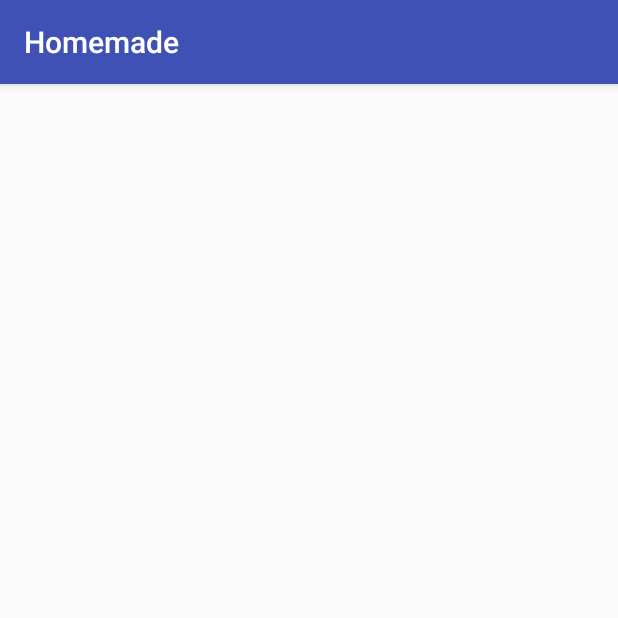
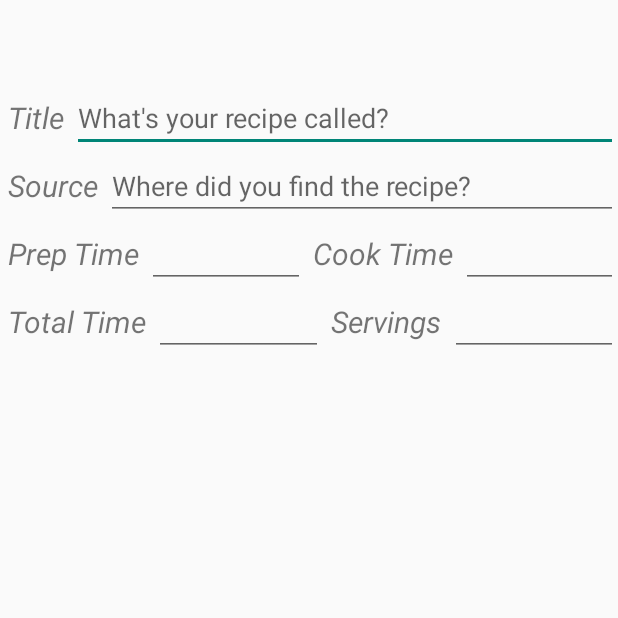
Before and after one commit to bhicks2/Homemade, an Android app: the AddRecipeMeta screen opened directly, with no data from a screen before it, on a phone screen of 412 x 824 dp, the top half of it. Run offline under Robolectric (Android 15) with nearby library versions, the phone set to English and light mode, and no system bars.

Commit message:
Committing code from joint session on 2/11/2018

```diff
--- a/app/build.gradle
+++ b/app/build.gradle
@@ -16,10 +16,12 @@ android {
             proguardFiles getDefaultProguardFile('proguard-android.txt'), 'proguard-rules.pro'
         }
     }
+    productFlavors {
+    }
 }
 
 dependencies {
-    implementation fileTree(dir: 'libs', include: ['*.jar'])
+    implementation fileTree(include: ['*.jar'], dir: 'libs')
     implementation 'com.android.support:appcompat-v7:26.1.0'
     implementation 'com.android.support.constraint:constraint-layout:1.0.2'
     testImplementation 'junit:junit:4.12'
--- a/app/src/main/AndroidManifest.xml
+++ b/app/src/main/AndroidManifest.xml
@@ -8,7 +8,7 @@
         android:label="@string/app_name"
         android:roundIcon="@mipmap/ic_launcher_round"
         android:supportsRtl="true"
-        android:theme="@style/AppTheme">
+        android:theme="@style/Theme.AppCompat.Light.NoActionBar">
         <activity android:name=".activities.MainActivity">
             <intent-filter>
                 <action android:name="android.intent.action.MAIN" />
@@ -18,7 +18,7 @@
         </activity>
         <activity android:name=".activities.Cookbooks" />
         <activity android:name=".activities.SingleRecipe" />
-        <activity android:name=".activities.AddRecipe"></activity>
+        <activity android:name=".activities.AddRecipeMeta"></activity>
     </application>
 
 </manifest>
--- a/app/src/main/java/com/homemade/homemade/activities/AddRecipe.java
+++ b/app/src/main/java/com/homemade/homemade/activities/AddRecipeMeta.java
@@ -5,11 +5,11 @@ import android.os.Bundle;
 
 import com.homemade.homemade.R;
 
-public class AddRecipe extends AppCompatActivity {
+public class AddRecipeMeta extends AppCompatActivity {
 
     @Override
     protected void onCreate(Bundle savedInstanceState) {
         super.onCreate(savedInstanceState);
-        setContentView(R.layout.activity_add_recipe);
+        setContentView(R.layout.activity_add_recipe_meta);
     }
 }
--- a/app/src/main/java/com/homemade/homemade/model/food/Edible.java
+++ b/app/src/main/java/com/homemade/homemade/model/food/Edible.java
@@ -7,4 +7,5 @@ package com.homemade.homemade.model.food;
 public interface Edible {
 
     NutritionFacts getNutritionFacts();
+
 }
--- a/app/src/main/java/com/homemade/homemade/model/food/FoodInformation.java
+++ b/app/src/main/java/com/homemade/homemade/model/food/FoodInformation.java
@@ -4,11 +4,13 @@ import com.homemade.homemade.model.measurement.Measurement;
 import com.homemade.homemade.model.measurement.Unit;
 import com.homemade.homemade.model.measurement.converter.MeasurementConverter;
 
+import java.io.Serializable;
+
 /**
  * Created by brianhicks on 2/6/18.
  */
 
-public class FoodInformation {
+public class FoodInformation implements Serializable {
 
     private final String key;
     private Measurement servingSize;
--- a/app/src/main/java/com/homemade/homemade/model/food/Ingredient.java
+++ b/app/src/main/java/com/homemade/homemade/model/food/Ingredient.java
@@ -1,12 +1,14 @@
 package com.homemade.homemade.model.food;
 
 import com.homemade.homemade.model.measurement.Measurement;
+
+import java.io.Serializable;
 
 /**
  * Created by brianhicks on 2/6/18.
  */
 
-public class Ingredient implements Edible{
+public class Ingredient implements Edible, Serializable{
 
     private FoodInformation foodInfo;
     private Measurement quantity;
--- a/app/src/main/java/com/homemade/homemade/model/food/NutritionFacts.java
+++ b/app/src/main/java/com/homemade/homemade/model/food/NutritionFacts.java
@@ -1,10 +1,12 @@
 package com.homemade.homemade.model.food;
+
+import java.io.Serializable;
 
 /**
  * Created by brianhicks on 2/6/18.
  */
 
-public class NutritionFacts {
+public class NutritionFacts implements Serializable {
 
     // use of Integers instead of ints allows us to distinguish between no value and 0.
     private Integer calories;
--- a/app/src/main/java/com/homemade/homemade/model/measurement/Measurement.java
+++ b/app/src/main/java/com/homemade/homemade/model/measurement/Measurement.java
@@ -1,10 +1,12 @@
 package com.homemade.homemade.model.measurement;
+
+import java.io.Serializable;
 
 /**
  * Created by brianhicks on 2/6/18.
  */
 
-public class Measurement {
+public class Measurement implements Serializable {
 
     private final double quantity;
     private final Unit unit;
--- a/app/src/main/res/layout/activity_add_recipe.xml
+++ /dev/null
@@ -1,9 +0,0 @@
-<?xml version="1.0" encoding="utf-8"?>
-<LinearLayout xmlns:android="http://schemas.android.com/apk/res/android"
-    xmlns:app="http://schemas.android.com/apk/res-auto"
-    xmlns:tools="http://schemas.android.com/tools"
-    android:layout_width="match_parent"
-    android:layout_height="match_parent"
-    tools:context="com.homemade.homemade.activities.AddRecipe">
-
-</LinearLayout>
--- /dev/null
+++ b/app/src/main/res/layout/activity_add_recipe_meta.xml
@@ -0,0 +1,149 @@
+<?xml version="1.0" encoding="utf-8"?>
+<LinearLayout xmlns:android="http://schemas.android.com/apk/res/android"
+    xmlns:app="http://schemas.android.com/apk/res-auto"
+    xmlns:tools="http://schemas.android.com/tools"
+    android:layout_width="match_parent"
+    android:layout_height="match_parent"
+    android:orientation="vertical"
+    tools:context="com.homemade.homemade.activities.AddRecipeMeta">
+
+    <Toolbar android:layout_height="wrap_content"
+        android:layout_width="match_parent">
+
+    </Toolbar>
+
+    <LinearLayout
+        android:layout_width="match_parent"
+        android:layout_height="wrap_content"
+        android:orientation="horizontal"
+        >
+
+        <TextView
+            android:layout_width="wrap_content"
+            android:layout_height="wrap_content"
+            android:text="Title"
+            android:layout_margin="5dp"
+            android:textSize="20sp"
+            android:textStyle="italic"
+            android:layout_gravity="center">
+        </TextView>
+
+        <EditText
+            android:layout_width="match_parent"
+            android:layout_height="wrap_content"
+            android:inputType="text"
+            android:hint="What's your recipe called?">
+        </EditText>
+    </LinearLayout>
+
+    <LinearLayout
+        android:layout_width="match_parent"
+        android:layout_height="wrap_content"
+        android:orientation="horizontal">
+
+        <TextView
+            android:layout_width="wrap_content"
+            android:layout_height="wrap_content"
+            android:text="Source"
+            android:layout_margin="5dp"
+            android:textSize="20sp"
+            android:textStyle="italic"
+            android:layout_gravity="center">
+        </TextView>
+
+        <EditText
+            android:layout_width="match_parent"
+            android:layout_height="wrap_content"
+            android:inputType="text"
+            android:hint="Where did you find the recipe?">
+        </EditText>
+
+    </LinearLayout>
+
+    <LinearLayout
+        android:layout_width="match_parent"
+        android:layout_height="wrap_content"
+        android:orientation="horizontal">
+
+        <TextView
+            android:layout_width="wrap_content"
+            android:layout_height="wrap_content"
+            android:text="Prep Time"
+            android:layout_margin="5dp"
+            android:textSize="20sp"
+            android:textStyle="italic"
+            android:layout_gravity="center">
+        </TextView>
+
+        <EditText
+            android:layout_width="match_parent"
+            android:layout_height="wrap_content"
+            android:inputType="number"
+            android:layout_weight="1"
+            >
+        </EditText>
+
+        <TextView
+            android:layout_width="wrap_content"
+            android:layout_height="wrap_content"
+            android:text="Cook Time"
+            android:layout_margin="5dp"
+            android:textSize="20sp"
+            android:textStyle="italic"
+            android:layout_gravity="center">
+        </TextView>
+
+        <EditText
+            android:layout_width="match_parent"
+            android:layout_height="wrap_content"
+            android:inputType="number"
+            android:layout_weight="1"
+            >
+        </EditText>
+
+    </LinearLayout>
+
+    <LinearLayout
+        android:layout_width="match_parent"
+        android:layout_height="wrap_content"
+        android:orientation="horizontal">
+
+        <TextView
+            android:layout_width="wrap_content"
+            android:layout_height="wrap_content"
+            android:text="Total Time"
+            android:layout_margin="5dp"
+            android:textSize="20sp"
+            android:textStyle="italic"
+            android:layout_gravity="center">
+        </TextView>
+
+        <EditText
+            android:layout_width="match_parent"
+            android:layout_height="wrap_content"
+            android:inputType="number"
+            android:layout_weight="1"
+            >
+        </EditText>
+
+        <TextView
+            android:layout_width="wrap_content"
+            android:layout_height="wrap_content"
+            android:text="Servings"
+            android:layout_margin="5dp"
+            android:textSize="20sp"
+            android:textStyle="italic"
+            android:layout_gravity="center">
+        </TextView>
+
+        <EditText
+            android:layout_width="match_parent"
+            android:layout_height="wrap_content"
+            android:inputType="number"
+            android:layout_weight="1"
+            >
+        </EditText>
+
+    </LinearLayout>
+
+</LinearLayout>
--- a/app/src/main/res/layout/activity_main.xml
+++ b/app/src/main/res/layout/activity_main.xml
@@ -32,6 +32,8 @@
         android:id="@+id/recipe_list"
         android:layout_width="match_parent"
         android:layout_height="match_parent">
+
+
     </ListView>
 
 </LinearLayout>
--- a/app/src/main/res/values/colors.xml
+++ b/app/src/main/res/values/colors.xml
@@ -1,6 +1,7 @@
 <?xml version="1.0" encoding="utf-8"?>
 <resources>
-    <color name="colorPrimary">#3F51B5</color>
-    <color name="colorPrimaryDark">#303F9F</color>
-    <color name="colorAccent">#FF4081</color>
+    <color name="colorPrimary">#8DC998</color>
+    <color name="colorPrimaryDark">#024C0F</color>
+    <color name="colorAccent">#02353D</color>
+    <color name="background">#aaaaaa</color>
 </resources>
```
Also changed, not shown: app/src/main/java/com/homemade/homemade/activities/MainActivity.java (+15 -7 lines), app/src/main/java/com/homemade/homemade/activities/SingleRecipe.java (+136 -0 lines), app/src/main/java/com/homemade/homemade/activities/adapters/RecipeListAdapter.java (added, +76 -0 lines), app/src/main/java/com/homemade/homemade/model/food/Recipe.java (+8 -3 lines), app/src/main/res/layout/activity_single_recipe.xml (+75 -8 lines), app/src/main/res/layout/list_view_elements.xml (deleted, +0 -10 lines), app/src/main/res/layout/recipe_list_element.xml (added, +41 -0 lines).
